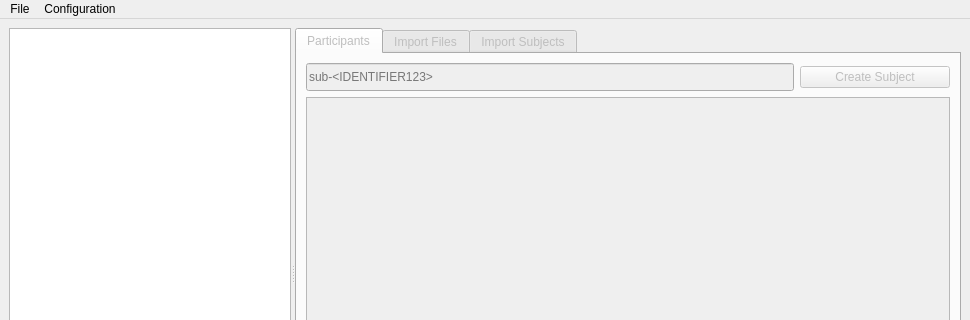
Above: bidsificator/forms/MainWindow.ui from HIP-infrastructure/Bidsificator before the change; both pictures show x 0 to 970 and y 0 to 320 of the 970 by 549 pixel window. Below: the same form after it.
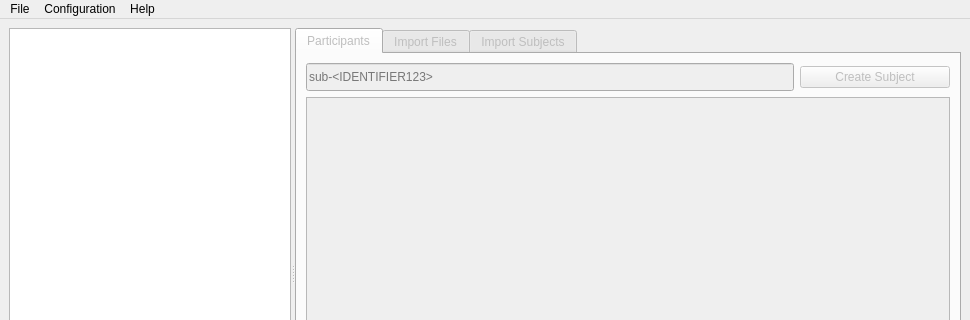
That is the form after the change. Custom widgets are drawn as their Qt base class.

Commit message:
Add a Help Menu / about dialog that take information from the pyproject.toml (#7)
Add notes to events extractions too

Patch:
```diff
--- a/bidsificator/forms/MainWindow.ui
+++ b/bidsificator/forms/MainWindow.ui
@@ -875,8 +875,15 @@
     </property>
     <addaction name="actionDatabase_Configuration"/>
    </widget>
+   <widget class="QMenu" name="menuHelp">
+    <property name="title">
+     <string>Help</string>
+    </property>
+    <addaction name="actionAbout"/>
+   </widget>
    <addaction name="menuFile"/>
    <addaction name="menuOptions"/>
+   <addaction name="menuHelp"/>
   </widget>
   <widget class="QStatusBar" name="statusbar"/>
   <action name="actionLoad_Bids_Dataset_Folder">
```
Left out of the diff: 5 changed lines with no effect on the pictures. The commit also changes 5 other files.
